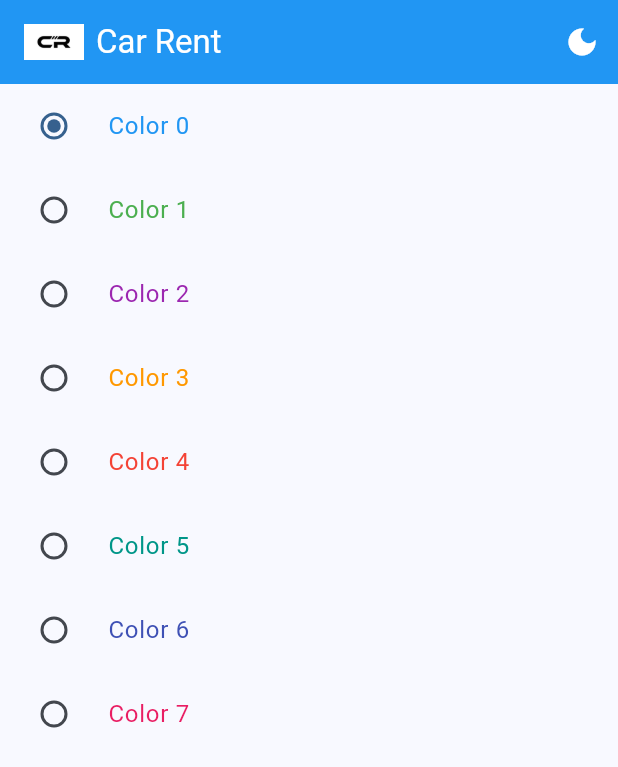
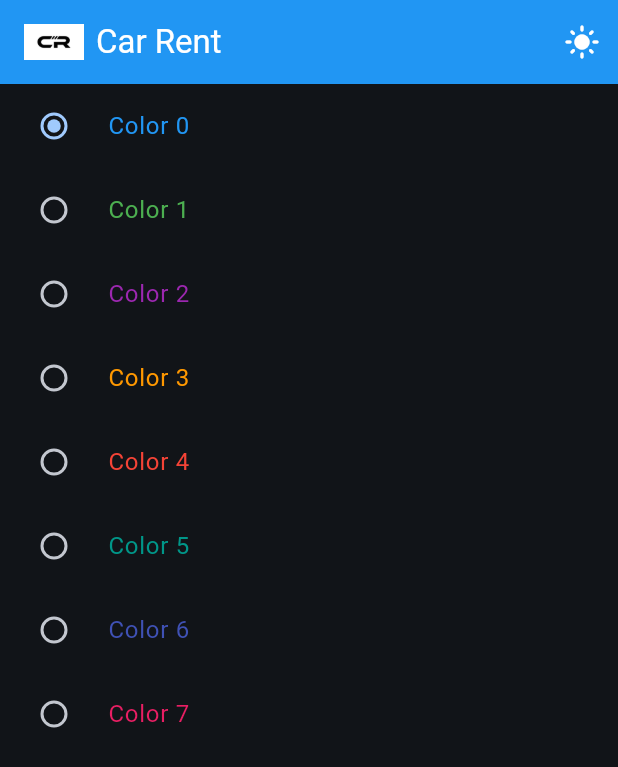
Before and after one commit to arqluk/app_car_rent, a Flutter app: the ThemeSelectorScreen screen opened by its route, after a tap on the "dark mode" icon, on a phone screen of 412 x 824 dp. Shown: the top 767 px of the screen. Run offline on Flutter 3.47's test engine with Material 3 defaults, Android fonts, the phone set to English and light mode, and no system bars; our stand-ins replace firebase_core, flutter_riverpod, go_router; accounts and stored records are empty.

Commit message:
Fix isDarkMode

```diff
--- a/lib/core/theme/app_theme.dart
+++ b/lib/core/theme/app_theme.dart
@@ -13,7 +13,7 @@ import 'package:flutter/material.dart';
   ];
 class AppTheme {
   // final Color selectedColor;
-  final int selectedColor;
+  final int selectedColor; // índice en availableColors
   final bool isDarkMode;
 
   AppTheme({
--- a/lib/presentation/components/custom_app_bar.dart
+++ b/lib/presentation/components/custom_app_bar.dart
@@ -4,18 +4,20 @@ class CustomAppBar extends StatelessWidget implements PreferredSizeWidget {
   final String title;
   final bool showAuthButtons;
   final bool showDarkModeButton;
+  final bool isDarkMode;
   final VoidCallback? onLoginPressed;
   final VoidCallback? onRegisterPressed;
-  // final VoidCallback? onDarkModePressed;
+  final VoidCallback? onDarkModePressed;
 
   const CustomAppBar({
     super.key,
     required this.title,
     this.showAuthButtons = false,
     this.showDarkModeButton = false,
+    this.isDarkMode = false,
     this.onLoginPressed,
     this.onRegisterPressed,
-    // this.onDarkModePressed,
+    this.onDarkModePressed,
   });
 
   @override
@@ -44,23 +46,23 @@ class CustomAppBar extends StatelessWidget implements PreferredSizeWidget {
             onPressed: onRegisterPressed,
             child: const Text('Register', style: TextStyle(color: Colors.white)),
           ),
-        ] else ...[
+        // ] else ...[
+        //   IconButton(
+        //     onPressed: () {
+        //       // Podés pasar una acción por parámetro si querés hacerlo más flexible
+        //     },
+        //     // icon: const Icon(Icons.directions_car),
+        //     icon: const Icon(Icons.dark_mode),
+        //     tooltip: 'Car Rent',
+        //   ),
+
+          ] else if (showDarkModeButton) ...[
           IconButton(
-            onPressed: () {
-              // Podés pasar una acción por parámetro si querés hacerlo más flexible
-            },
-            // icon: const Icon(Icons.directions_car),
-            icon: const Icon(Icons.dark_mode),
-            tooltip: 'Car Rent',
-          ),
-
-          // ] else if (showDarkModeButton) ...[
-          // IconButton(
-          //   // onPressed: onDarkModePressed,
-          //   icon: const Icon(Icons.dark_mode),
-          //   tooltip: 'Modo oscuro',
-          // )
-        ],
+      onPressed: onDarkModePressed,
+      icon: Icon(isDarkMode ? Icons.light_mode : Icons.dark_mode),
+      tooltip: isDarkMode ? 'Cambiar a modo claro' : 'Cambiar a modo oscuro',
+    ),
+  ],
       ],
     );
   }
--- a/lib/presentation/providers/theme_provider.dart
+++ b/lib/presentation/providers/theme_provider.dart
@@ -1,10 +1,12 @@
 import 'package:app_car_rental/core/theme/app_theme.dart';
 import 'package:flutter_riverpod/legacy.dart';
 
+// Un provider simple para el índice del color seleccionado (opcional)
 StateProvider<int> selectedColorProvider = StateProvider<int>((ref) {
   return 0;
 });
 
+// Provider que expone el estado actual (AppTheme)
 final themeNotifierProvider = StateNotifierProvider<ThemeNotifier, AppTheme>((ref) {
   return ThemeNotifier();
 });
@@ -16,8 +18,13 @@ class ThemeNotifier extends StateNotifier<AppTheme> {
     state = state.copyWith(selectedColor: color);
   }
 
-  void toggleDarkMode(bool darkMode) {
-    state = state.copyWith(isDarkMode: darkMode);
+  // Si querés setear explicitamente:
+  // void toggleDarkMode(bool darkMode) {
+  //   state = state.copyWith(isDarkMode: darkMode);
+  // }
+
+  void toggleDarkMode() {
+    state = state.copyWith(isDarkMode: !state.isDarkMode);
   }
 
 
--- a/lib/presentation/screens/theme_selector_screen.dart
+++ b/lib/presentation/screens/theme_selector_screen.dart
@@ -12,11 +12,19 @@ class ThemeSelectorScreen extends ConsumerWidget {
 
   @override
   Widget build(BuildContext context, ref) {
+    final appTheme = ref.watch(themeNotifierProvider); // obtiene AppTheme
+    // final selectedColorIndex = appTheme.selectedColor;
+    // final isDark = appTheme.isDarkMode;
+
     return Scaffold(
       appBar: CustomAppBar(
         title: 'Car Rent',
-        // showDarkModeButton: true,
-        //   onDarkModePressed: () {
+        showDarkModeButton: true,
+        isDarkMode: appTheme.isDarkMode,
+        onDarkModePressed: () {
+              // ✅ aquí llamamos al método del notifier — ya debe existir
+          ref.read(themeNotifierProvider.notifier).toggleDarkMode();
+        },
         //     ref.read(themeNotifierProvider.notifier).toggleDarkMode();
          // },
         ),
```
